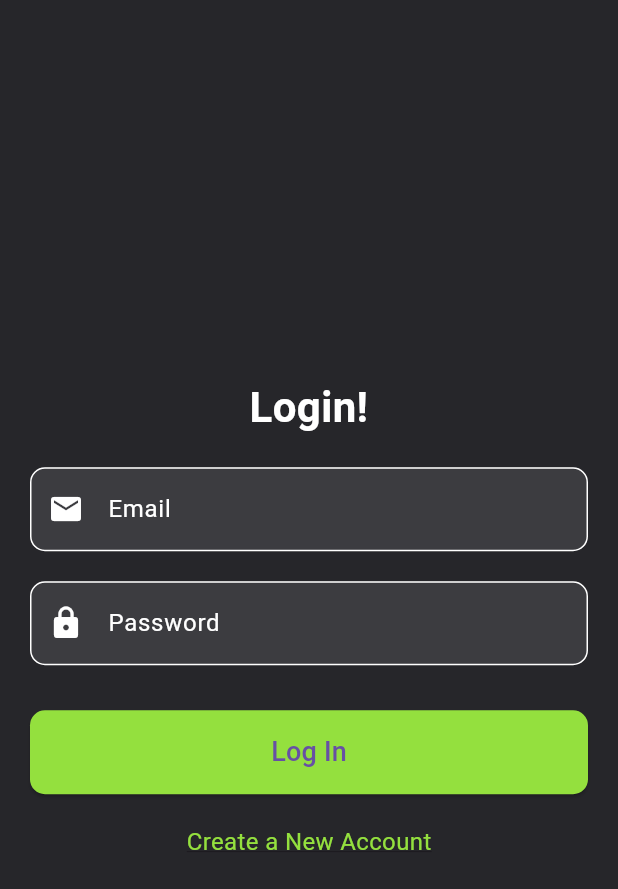
After one commit to tuongkhtn/runmate, a Flutter app: the screen it shows after launch, after a tap on "Login", on a phone screen of 412 x 824 dp. The commit adds this screen. Shown: the top 889 px of the screen. Run offline on Flutter 3.47's test engine with Material 3 defaults, Android fonts, the phone set to English and light mode, and no system bars.

Commit message:
Refactor folder

```diff
--- /dev/null
+++ b/lib/features/auth/screens/login_screen.dart
@@ -0,0 +1,118 @@
+import "package:flutter/material.dart";
+import "../../../common/utils/constants.dart";
+
+class LoginScreen extends StatelessWidget {
+  const LoginScreen({super.key});
+
+  @override
+  Widget build(BuildContext context) {
+    return Scaffold(
+      body: Container(
+        color: kSecondaryColor,
+        child: Padding(
+          padding: const EdgeInsets.all(20.0),
+          child: Column(
+            mainAxisAlignment: MainAxisAlignment.center,
+            crossAxisAlignment: CrossAxisAlignment.stretch,
+            children: [
+              const Text(
+                "Login!",
+                textAlign: TextAlign.center,
+                style: TextStyle(
+                  color: Colors.white,
+                  fontSize: 28,
+                  fontWeight: FontWeight.bold,
+                ),
+              ),
+
+              const SizedBox(height: 20),
+
+              TextField(
+                style: const TextStyle(color: Colors.white), // Màu chữ của nội dung TextField
+                decoration: InputDecoration(
+                  labelText: 'Email',
+                  labelStyle: const TextStyle(color: Colors.white), // Màu chữ của label
+                  prefixIcon: const Icon(Icons.email, color: Colors.white), // Icon màu trắng
+                  filled: true, // Để bật màu nền
+                  fillColor: Colors.white.withOpacity(0.1), // Màu nền với độ trong suốt
+                  enabledBorder: OutlineInputBorder(
+                    borderSide: const BorderSide(color: Colors.white), // Viền màu trắng khi không focus
+                    borderRadius: BorderRadius.circular(10),
+                  ),
+                  focusedBorder: OutlineInputBorder(
+                    borderSide: const BorderSide(color: Colors.white), // Viền màu trắng khi focus
+                    borderRadius: BorderRadius.circular(10),
+                  ),
+                  border: OutlineInputBorder(
+                    borderRadius: BorderRadius.circular(10),
+                  ),
+                ),
+              ),
+
+              const SizedBox(height: 20),
+
+              TextField(
+                obscureText: true, // Ẩn nội dung nhập
+                style: const TextStyle(color: Colors.white), // Màu chữ của nội dung TextField
+                decoration: InputDecoration(
+                  labelText: 'Password',
+                  labelStyle: const TextStyle(color: Colors.white), // Màu chữ của label
+                  prefixIcon: const Icon(Icons.lock, color: Colors.white), // Icon màu trắng
+                  filled: true, // Để bật màu nền
+                  fillColor: Colors.white.withOpacity(0.1), // Màu nền với độ trong suốt
+                  enabledBorder: OutlineInputBorder(
+                    borderSide: const BorderSide(color: Colors.white), // Viền màu trắng khi không focus
+                    borderRadius: BorderRadius.circular(10),
+                  ),
+                  focusedBorder: OutlineInputBorder(
+                    borderSide: const BorderSide(color: Colors.white), // Viền màu trắng khi focus
+                    borderRadius: BorderRadius.circular(10),
+                  ),
+                  border: OutlineInputBorder(
+                    borderRadius: BorderRadius.circular(10),
+                  ),
+                ),
+              ),
+
+              const SizedBox(height: 30),
+
+              ElevatedButton(
+                style: ElevatedButton.styleFrom(
+                  backgroundColor: kPrimaryColor,
+                  padding: const EdgeInsets.symmetric(vertical: 15),
+                  shape: RoundedRectangleBorder(
+                    borderRadius: BorderRadius.circular(10),
+                  ),
+                ),
+                onPressed: () {
+                  // TODO: Thực hiện logic đăng nhập
+                },
+                child: const Text(
+                  'Log In',
+                  style: TextStyle(fontSize: 18),
+                ),
+              ),
+              const SizedBox(height: 20),
+              Center(
+                child: GestureDetector(
+                  onTap: () {
+                    // TODO: Điều hướng đến màn hình đăng ký
+                    Navigator.pushNamed(context, '/register');
+                  },
+                  child: const Text(
+                    'Create a New Account',
+                    style: TextStyle(
+                      color: kPrimaryColor,
+                      fontSize: 16,
+                      decoration: TextDecoration.underline,
+                    ),
+                  ),
+                ),
+              ),
+            ],
+          ),
+        ),
+      )
+    );
+  }
+}
--- a/lib/widgets/runner_overlay.dart
+++ b/lib/features/onboarding/widgets/runner_overlay.dart
@@ -1,5 +1,5 @@
 import "package:flutter/material.dart";
-import "../utils/constants.dart";
+import "../../../common/utils/constants.dart";
 
 class RunnerOverlay extends StatelessWidget {
   const RunnerOverlay({super.key});
@@ -63,14 +63,21 @@ class RunnerOverlay extends StatelessWidget {
                         style: TextStyle(
                           color: Colors.white.withOpacity(0.6),
                         ),
-                        children: const [
-                          TextSpan(
-                              text: 'Login',
-                              style: TextStyle(
-                                color: Colors.white,
-                                decoration: TextDecoration.underline,
-                                decorationColor: Colors.white,
+                        children: [
+                          WidgetSpan(
+                            child: GestureDetector(
+                              onTap: () {
+                                Navigator.pushNamed(context, '/login');
+                              },
+                              child: const Text(
+                                'Login',
+                                  style: TextStyle(
+                                    color: Colors.white,
+                                    decoration: TextDecoration.underline,
+                                    decorationColor: Colors.white,
+                                  )
                               )
+                            )
                           )
                         ]
                     )
--- a/lib/main.dart
+++ b/lib/main.dart
@@ -1,4 +1,5 @@
-import 'screens/get_started_screen.dart';
+import "features/onboarding/screens/get_started_screen.dart";
+import "features/auth/screens/login_screen.dart";
 import 'package:flutter/material.dart';
 
 void main() {
@@ -15,6 +16,7 @@ class MyApp extends StatelessWidget {
       title: "Runmate",
       routes: {
         '/': (context) => const GetStartedScreen(),
+        '/login': (context) => const LoginScreen(),
       },
       initialRoute: '/',
     );
```
Also changed, not shown: lib/common/utils/constants.dart (renamed from lib/utils/constants.dart), lib/features/auth/models/keep.dart (added), lib/features/auth/services/keep.dart (renamed from lib/services/keep.dart), lib/features/onboarding/screens/get_started_screen.dart (renamed from lib/screens/get_started_screen.dart), lib/repositories/keep.dart (deleted).
